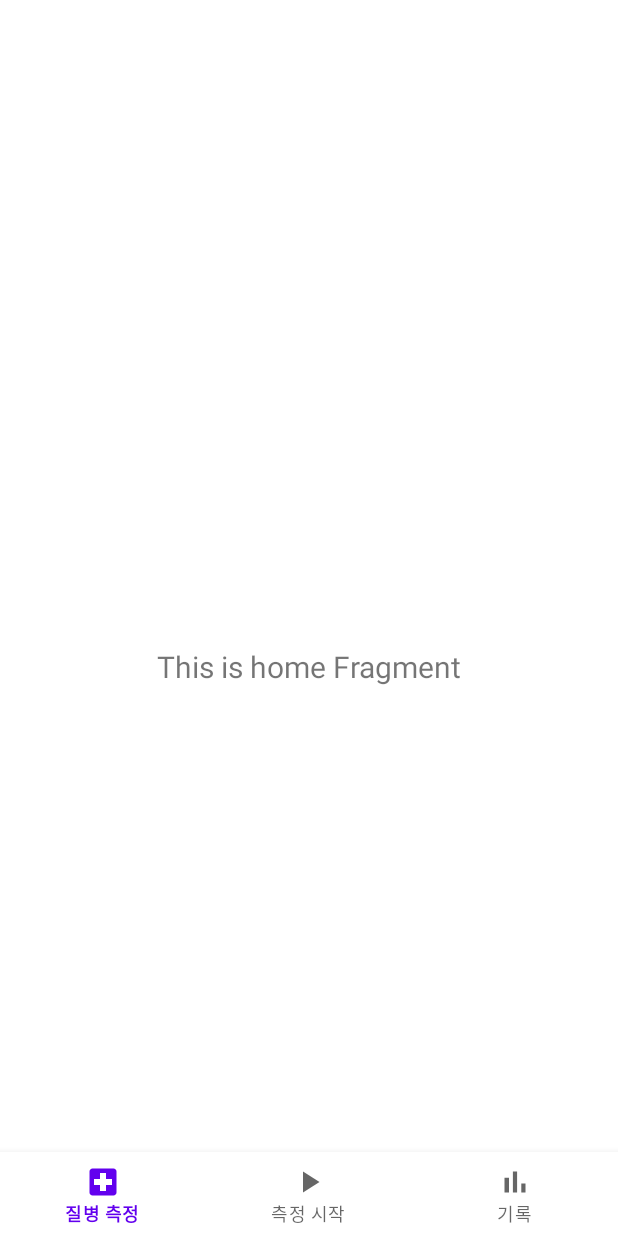
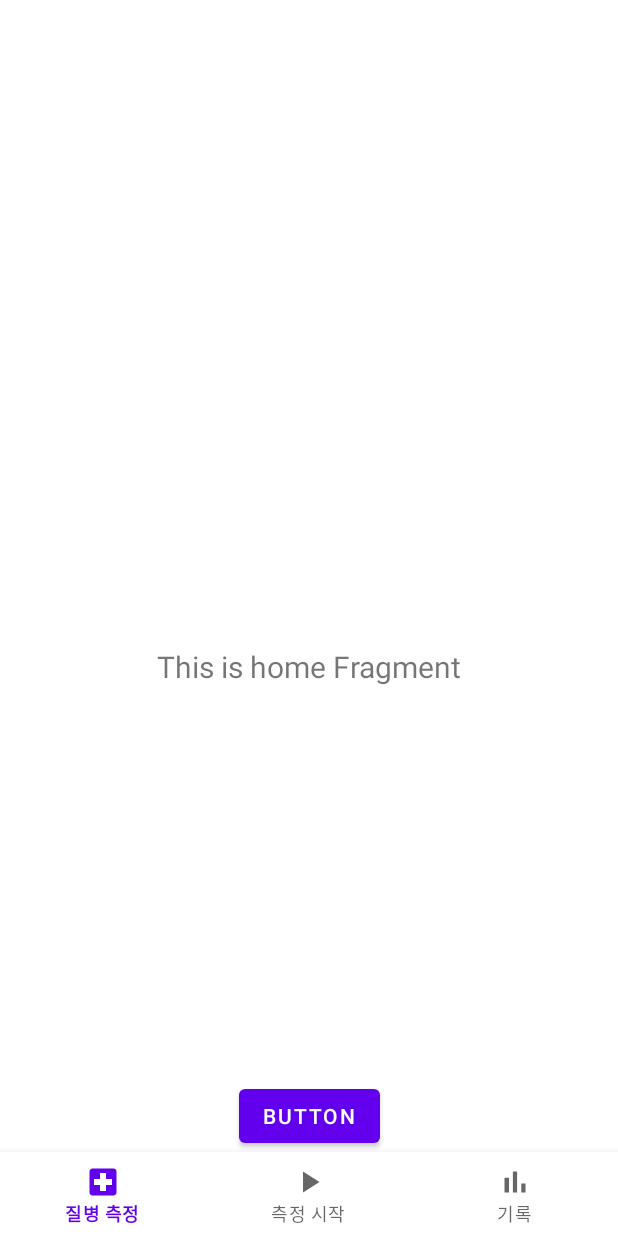
Before and after one commit to changhyeon12333/Keepo-project, an Android app: the screen it shows after launch (MainActivity), on a phone screen of 412 x 824 dp. Run offline under Robolectric (Android 15) with nearby library versions, the phone set to English and light mode, and no system bars; our stand-ins replace navigation-ui.

Commit message:
navi view

```diff
--- a/app/build.gradle
+++ b/app/build.gradle
@@ -1,6 +1,8 @@
 plugins {
     id 'com.android.application'
     id 'org.jetbrains.kotlin.android'
+    id 'kotlin-android-extensions'
+
 }
 
 android {
--- a/app/src/main/java/com/example/keepo_app/MainActivity.kt
+++ b/app/src/main/java/com/example/keepo_app/MainActivity.kt
@@ -2,15 +2,20 @@ package com.example.keepo_app
 
 import android.app.ActionBar
 import android.os.Bundle
+import android.view.MenuItem
+import android.widget.Button
 import androidx.appcompat.app.AppCompatActivity
+import androidx.core.view.GravityCompat
 import androidx.navigation.findNavController
 import androidx.navigation.ui.AppBarConfiguration
 import androidx.navigation.ui.setupActionBarWithNavController
 import androidx.navigation.ui.setupWithNavController
 import com.example.keepo_app.databinding.ActivityMainBinding
 import com.google.android.material.bottomnavigation.BottomNavigationView
+import com.google.android.material.navigation.NavigationView
+import kotlinx.android.synthetic.main.activity_main.*
 
-class MainActivity : AppCompatActivity() {
+class MainActivity : AppCompatActivity(),NavigationView.OnNavigationItemSelectedListener {
 
     private lateinit var binding: ActivityMainBinding
 
@@ -35,6 +40,19 @@ class MainActivity : AppCompatActivity() {
         setupActionBarWithNavController(navController, appBarConfiguration)
         navView.setupWithNavController(navController)
 
+        button2.setOnClickListener { layout_drawer.openDrawer(GravityCompat.END) }
+        naviView.setNavigationItemSelectedListener(this)
 
     }
+
+    override fun onNavigationItemSelected(item: MenuItem): Boolean {
+        when(item.itemId){
+            R.id.account-> println("계정")
+            R.id.alarm-> println("알람")
+            R.id.data-> println("정보")
+
+        }
+        layout_drawer.closeDrawers()
+        return false
+    }
 }
--- a/app/src/main/res/layout/activity_main.xml
+++ b/app/src/main/res/layout/activity_main.xml
@@ -1,6 +1,14 @@
 <?xml version="1.0" encoding="utf-8"?>
-<androidx.constraintlayout.widget.ConstraintLayout xmlns:android="http://schemas.android.com/apk/res/android"
+<androidx.drawerlayout.widget.DrawerLayout xmlns:android="http://schemas.android.com/apk/res/android"
     xmlns:app="http://schemas.android.com/apk/res-auto"
+    xmlns:tools="http://schemas.android.com/tools"
+    android:id="@+id/layout_drawer"
+    android:layout_width="match_parent"
+    android:layout_height="match_parent"
+    >
+
+
+    <androidx.constraintlayout.widget.ConstraintLayout
     android:id="@+id/container"
     android:layout_width="match_parent"
     android:layout_height="match_parent"
@@ -32,4 +40,23 @@
         app:layout_constraintVertical_bias="1.0"
         app:navGraph="@navigation/mobile_navigation" />
 
-</androidx.constraintlayout.widget.ConstraintLayout>
+        <Button
+            android:id="@+id/button2"
+            android:layout_width="wrap_content"
+            android:layout_height="wrap_content"
+            android:text="Button"
+            app:layout_constraintBottom_toTopOf="@+id/nav_view"
+            app:layout_constraintEnd_toEndOf="parent"
+            app:layout_constraintStart_toStartOf="parent" />
+
+    </androidx.constraintlayout.widget.ConstraintLayout>
+
+    <com.google.android.material.navigation.NavigationView
+        android:layout_width="match_parent"
+        android:layout_height="match_parent"
+        android:layout_gravity="end"
+        android:id="@+id/naviView"
+        app:menu="@menu/navi_menu"
+        />
+    import kotlinx.android.synthetic.main.activity_main.*
+</androidx.drawerlayout.widget.DrawerLayout>
--- /dev/null
+++ b/app/src/main/res/menu/navi_menu.xml
@@ -0,0 +1,11 @@
+<?xml version="1.0" encoding="utf-8"?>
+<menu xmlns:android="http://schemas.android.com/apk/res/android">
+    <group android:checkableBehavior="single">
+        <item android:id="@+id/account"
+            android:title="계좌"/>
+        <item android:id="@+id/alarm"
+            android:title="알람"/>
+        <item android:id="@+id/data"
+            android:title="정보"/>
+    </group>
+</menu>
```
Also changed, not shown: app/src/main/res/drawable/blackicon.png (added), app/src/main/res/drawable/coloricon.png (added).
